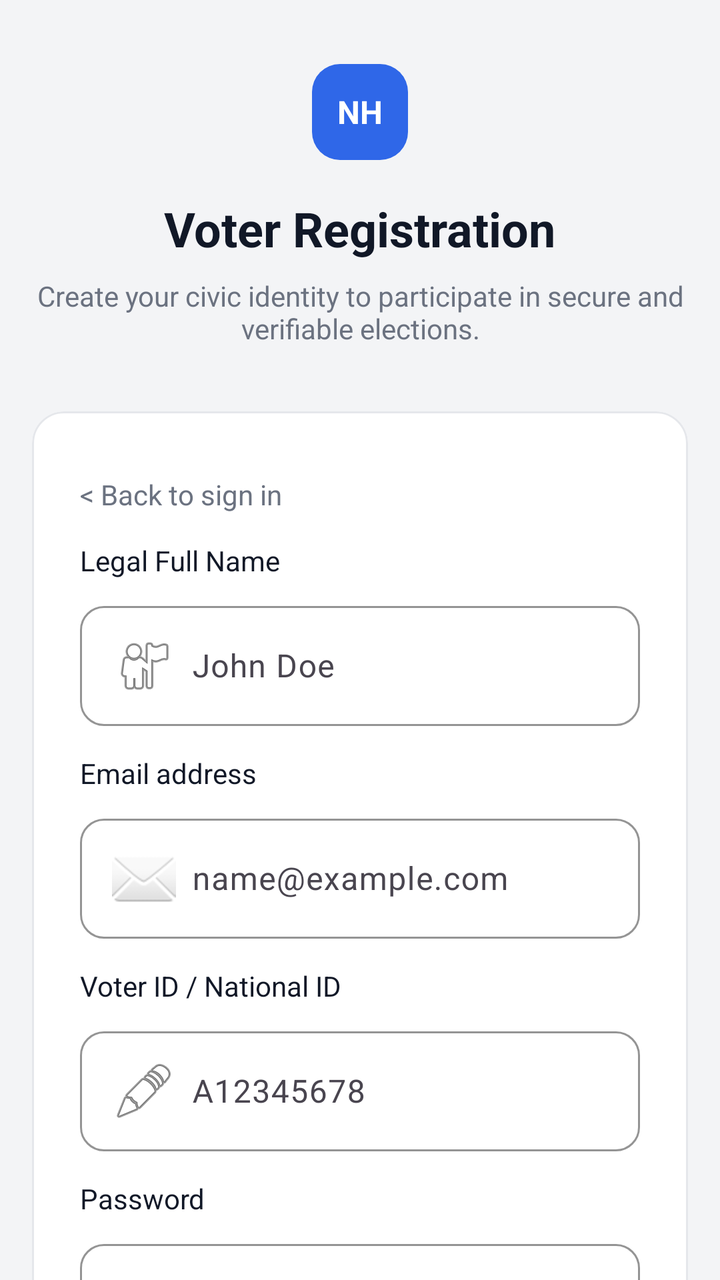
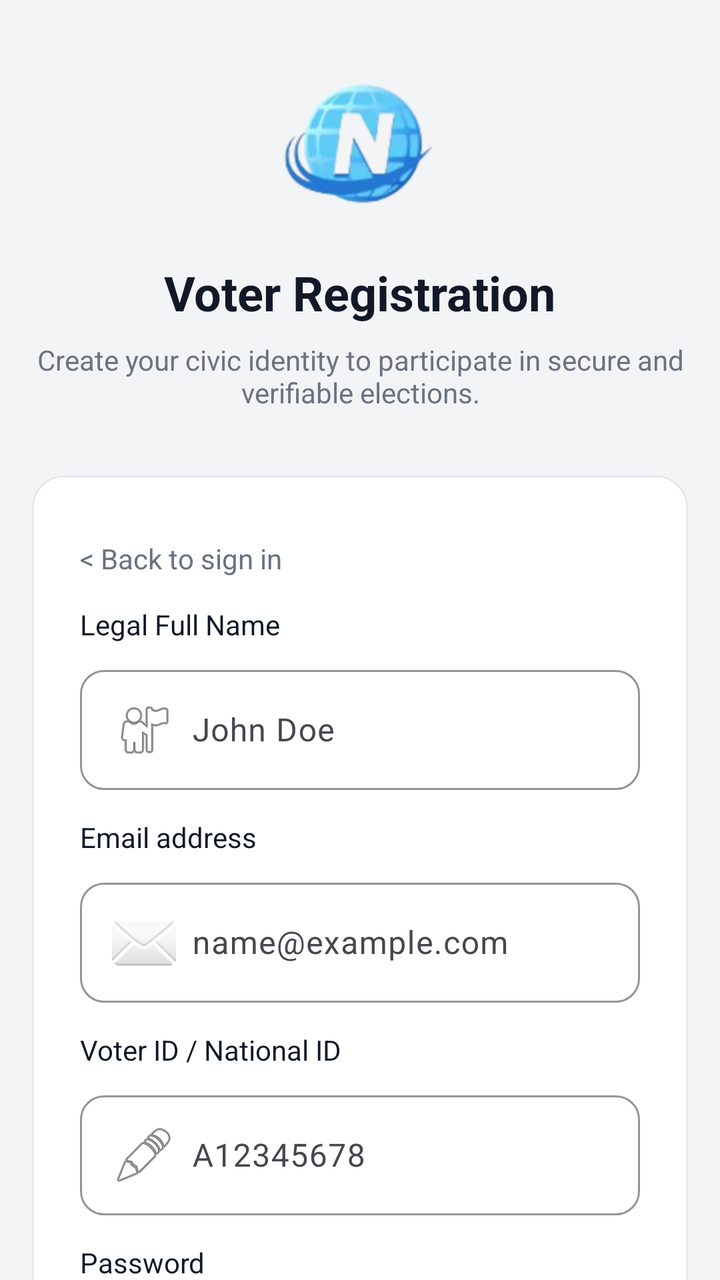

Two renders of the same Android screen: before a commit and after it. Below are the layout's source before the change and the commit's diff.
<!-- AndroidManifest.xml: application theme Theme.NewsHub -->
<!-- res/layout/fragment_register.xml -->
<?xml version="1.0" encoding="utf-8"?>
<androidx.core.widget.NestedScrollView xmlns:android="http://schemas.android.com/apk/res/android"
    xmlns:app="http://schemas.android.com/apk/res-auto"
    xmlns:tools="http://schemas.android.com/tools"
    android:layout_width="match_parent"
    android:layout_height="match_parent"
    android:background="@color/auth_background"
    android:fillViewport="true"
    tools:context=".feature.auth.register.RegisterFragment">

    <LinearLayout
        android:layout_width="match_parent"
        android:layout_height="wrap_content"
        android:gravity="center_horizontal"
        android:orientation="vertical"
        android:paddingStart="16dp"
        android:paddingTop="32dp"
        android:paddingEnd="16dp"
        android:paddingBottom="32dp">

        <TextView
            android:layout_width="48dp"
            android:layout_height="48dp"
            android:background="@drawable/bg_auth_logo"
            android:gravity="center"
            android:text="@string/logo_initials"
            android:textColor="@android:color/white"
            android:textSize="16sp"
            android:textStyle="bold" />

        <TextView
            android:layout_width="wrap_content"
            android:layout_height="wrap_content"
            android:layout_marginTop="18dp"
            android:text="@string/register_title"
            android:textColor="@color/auth_text_primary"
            android:textSize="24sp"
            android:textStyle="bold" />

        <TextView
            android:layout_width="wrap_content"
            android:layout_height="wrap_content"
            android:layout_marginTop="8dp"
            android:gravity="center"
            android:text="@string/register_subtitle"
            android:textAlignment="center"
            android:textColor="@color/auth_text_secondary"
            android:textSize="14sp" />

        <com.google.android.material.card.MaterialCardView
            android:layout_width="match_parent"
            android:layout_height="wrap_content"
            android:layout_marginTop="32dp"
            app:cardBackgroundColor="@color/auth_card_background"
            app:cardCornerRadius="16dp"
            app:strokeColor="@color/auth_card_stroke"
            app:strokeWidth="1dp">

            <LinearLayout
                android:layout_width="match_parent"
                android:layout_height="wrap_content"
                android:orientation="vertical"
                android:paddingStart="24dp"
                android:paddingTop="32dp"
                android:paddingEnd="24dp"
                android:paddingBottom="32dp">

                <TextView
                    android:id="@+id/text_back_signin"
                    android:layout_width="wrap_content"
                    android:layout_height="wrap_content"
                    android:text="@string/back_to_sign_in"
                    android:textColor="@color/auth_text_secondary"
                    android:textSize="14sp" />

                <TextView
                    android:layout_width="wrap_content"
                    android:layout_height="wrap_content"
                    android:layout_marginTop="14dp"
                    android:text="@string/label_full_name"
                    android:textColor="@color/auth_text_primary"
                    android:textSize="14sp" />

                <com.google.android.material.textfield.TextInputLayout
                    style="@style/Widget.Material3.TextInputLayout.OutlinedBox"
                    android:layout_width="match_parent"
                    android:layout_height="wrap_content"
                    android:layout_marginTop="8dp"
                    app:boxBackgroundColor="@android:color/white"
                    app:boxCornerRadiusBottomEnd="12dp"
                    app:boxCornerRadiusBottomStart="12dp"
                    app:boxCornerRadiusTopEnd="12dp"
                    app:boxCornerRadiusTopStart="12dp"
                    app:boxStrokeColor="@color/auth_input_stroke"
                    app:boxStrokeWidth="1dp"
                    app:boxStrokeWidthFocused="2dp">

                    <com.google.android.material.textfield.TextInputEditText
                        android:id="@+id/edit_full_name"
                        android:layout_width="match_parent"
                        android:layout_height="wrap_content"
                        android:drawableStart="@android:drawable/ic_menu_myplaces"
                        android:drawablePadding="8dp"
                        android:hint="@string/hint_full_name"
                        android:inputType="textPersonName"
                        android:maxLines="1"
                        android:paddingTop="14dp"
                        android:paddingBottom="14dp"
                        android:textColor="@color/auth_text_primary"
                        android:textColorHint="@color/auth_text_secondary" />
                </com.google.android.material.textfield.TextInputLayout>

                <TextView
                    android:layout_width="wrap_content"
                    android:layout_height="wrap_content"
                    android:layout_marginTop="14dp"
                    android:text="@string/label_email"
                    android:textColor="@color/auth_text_primary"
                    android:textSize="14sp" />

                <com.google.android.material.textfield.TextInputLayout
                    style="@style/Widget.Material3.TextInputLayout.OutlinedBox"
                    android:layout_width="match_parent"
                    android:layout_height="wrap_content"
                    android:layout_marginTop="8dp"
                    app:boxBackgroundColor="@android:color/white"
                    app:boxCornerRadiusBottomEnd="12dp"
                    app:boxCornerRadiusBottomStart="12dp"
                    app:boxCornerRadiusTopEnd="12dp"
                    app:boxCornerRadiusTopStart="12dp"
                    app:boxStrokeColor="@color/auth_input_stroke"
                    app:boxStrokeWidth="1dp"
                    app:boxStrokeWidthFocused="2dp">

                    <com.google.android.material.textfield.TextInputEditText
                        android:id="@+id/edit_register_email"
                        android:layout_width="match_parent"
                        android:layout_height="wrap_content"
                        android:drawableStart="@android:drawable/ic_dialog_email"
                        android:drawablePadding="8dp"
                        android:hint="@string/hint_email"
                        android:inputType="textEmailAddress"
                        android:maxLines="1"
                        android:paddingTop="14dp"
                        android:paddingBottom="14dp"
                        android:textColor="@color/auth_text_primary"
                        android:textColorHint="@color/auth_text_secondary" />
                </com.google.android.material.textfield.TextInputLayout>

                <TextView
                    android:layout_width="wrap_content"
                    android:layout_height="wrap_content"
                    android:layout_marginTop="14dp"
                    android:text="@string/label_voter_id"
                    android:textColor="@color/auth_text_primary"
                    android:textSize="14sp" />

                <com.google.android.material.textfield.TextInputLayout
                    style="@style/Widget.Material3.TextInputLayout.OutlinedBox"
                    android:layout_width="match_parent"
                    android:layout_height="wrap_content"
                    android:layout_marginTop="8dp"
                    app:boxBackgroundColor="@android:color/white"
                    app:boxCornerRadiusBottomEnd="12dp"
                    app:boxCornerRadiusBottomStart="12dp"
                    app:boxCornerRadiusTopEnd="12dp"
                    app:boxCornerRadiusTopStart="12dp"
                    app:boxStrokeColor="@color/auth_input_stroke"
                    app:boxStrokeWidth="1dp"
                    app:boxStrokeWidthFocused="2dp">

                    <com.google.android.material.textfield.TextInputEditText
                        android:id="@+id/edit_voter_id"
                        android:layout_width="match_parent"
                        android:layout_height="wrap_content"
                        android:drawableStart="@android:drawable/ic_menu_edit"
                        android:drawablePadding="8dp"
                        android:hint="@string/hint_voter_id"
                        android:inputType="text"
                        android:maxLines="1"
                        android:paddingTop="14dp"
                        android:paddingBottom="14dp"
                        android:textColor="@color/auth_text_primary"
                        android:textColorHint="@color/auth_text_secondary" />
                </com.google.android.material.textfield.TextInputLayout>

                <TextView
                    android:layout_width="wrap_content"
                    android:layout_height="wrap_content"
                    android:layout_marginTop="14dp"
                    android:text="@string/label_password"
                    android:textColor="@color/auth_text_primary"
                    android:textSize="14sp" />

                <com.google.android.material.textfield.TextInputLayout
                    style="@style/Widget.Material3.TextInputLayout.OutlinedBox"
                    android:layout_width="match_parent"
                    android:layout_height="wrap_content"
                    android:layout_marginTop="8dp"
                    app:boxBackgroundColor="@android:color/white"
                    app:boxCornerRadiusBottomEnd="12dp"
                    app:boxCornerRadiusBottomStart="12dp"
                    app:boxCornerRadiusTopEnd="12dp"
                    app:boxCornerRadiusTopStart="12dp"
                    app:boxStrokeColor="@color/auth_input_stroke"
                    app:boxStrokeWidth="1dp"
                    app:boxStrokeWidthFocused="2dp"
                    app:endIconMode="password_toggle"
                    app:endIconTint="@color/auth_text_secondary">

                    <com.google.android.material.textfield.TextInputEditText
                        android:id="@+id/edit_register_password"
                        android:layout_width="match_parent"
                        android:layout_height="wrap_content"
                        android:drawableStart="@android:drawable/ic_lock_lock"
                        android:drawablePadding="8dp"
                        android:hint="@string/hint_password"
                        android:inputType="textPassword"
                        android:maxLines="1"
                        android:paddingTop="14dp"
                        android:paddingBottom="14dp"
                        android:textColor="@color/auth_text_primary"
                        android:textColorHint="@color/auth_text_secondary" />
                </com.google.android.material.textfield.TextInputLayout>

                <TextView
                    android:layout_width="wrap_content"
                    android:layout_height="wrap_content"
                    android:layout_marginTop="14dp"
                    android:text="@string/label_confirm_password"
                    android:textColor="@color/auth_text_primary"
                    android:textSize="14sp" />

                <com.google.android.material.textfield.TextInputLayout
                    style="@style/Widget.Material3.TextInputLayout.OutlinedBox"
                    android:layout_width="match_parent"
                    android:layout_height="wrap_content"
                    android:layout_marginTop="8dp"
                    app:boxBackgroundColor="@android:color/white"
                    app:boxCornerRadiusBottomEnd="12dp"
                    app:boxCornerRadiusBottomStart="12dp"
                    app:boxCornerRadiusTopEnd="12dp"
                    app:boxCornerRadiusTopStart="12dp"
                    app:boxStrokeColor="@color/auth_input_stroke"
                    app:boxStrokeWidth="1dp"
                    app:boxStrokeWidthFocused="2dp"
                    app:endIconMode="password_toggle"
                    app:endIconTint="@color/auth_text_secondary">

                    <com.google.android.material.textfield.TextInputEditText
                        android:id="@+id/edit_confirm_password"
                        android:layout_width="match_parent"
                        android:layout_height="wrap_content"
                        android:drawableStart="@android:drawable/ic_lock_lock"
                        android:drawablePadding="8dp"
                        android:hint="@string/hint_password"
                        android:inputType="textPassword"
                        android:maxLines="1"
                        android:paddingTop="14dp"
                        android:paddingBottom="14dp"
                        android:textColor="@color/auth_text_primary"
                        android:textColorHint="@color/auth_text_secondary" />
                </com.google.android.material.textfield.TextInputLayout>

                <LinearLayout
                    android:layout_width="match_parent"
                    android:layout_height="wrap_content"
                    android:layout_marginTop="16dp"
                    android:gravity="top"
                    android:orientation="horizontal">

                    <CheckBox
                        android:id="@+id/checkbox_attestation"
                        android:layout_width="wrap_content"
                        android:layout_height="wrap_content"
                        android:layout_marginTop="2dp"
                        android:padding="0dp" />

                    <LinearLayout
                        android:layout_width="0dp"
                        android:layout_height="wrap_content"
                        android:layout_marginStart="8dp"
                        android:layout_weight="1"
                        android:orientation="vertical">

                        <TextView
                            android:layout_width="wrap_content"
                            android:layout_height="wrap_content"
                            android:text="@string/attestation_label"
                            android:textColor="@color/auth_text_primary"
                            android:textSize="14sp"
                            android:textStyle="bold" />

                        <TextView
                            android:layout_width="wrap_content"
                            android:layout_height="wrap_content"
                            android:layout_marginTop="2dp"
                            android:text="@string/attestation_text"
                            android:textColor="@color/auth_text_secondary"
                            android:textSize="13sp" />
                    </LinearLayout>
                </LinearLayout>

                <com.google.android.material.button.MaterialButton
                    android:id="@+id/button_create_account"
                    android:layout_width="match_parent"
                    android:layout_height="wrap_content"
                    android:layout_marginTop="20dp"
                    android:insetTop="0dp"
                    android:insetBottom="0dp"
                    android:minHeight="52dp"
                    android:text="@string/create_voter_account"
                    android:textAllCaps="false"
                    android:textColor="@android:color/white"
                    android:textSize="14sp"
                    android:textStyle="bold"
                    app:backgroundTint="@color/auth_primary"
                    app:cornerRadius="12dp" />

                <ProgressBar
                    android:id="@+id/progress_register"
                    style="?android:attr/progressBarStyleSmall"
                    android:layout_width="wrap_content"
                    android:layout_height="wrap_content"
                    android:layout_gravity="center"
                    android:layout_marginTop="12dp"
                    android:visibility="gone" />
            </LinearLayout>
        </com.google.android.material.card.MaterialCardView>
    </LinearLayout>
</androidx.core.widget.NestedScrollView>
<!-- resources referenced by this layout -->
<resources>
  <color name="auth_background">#F3F4F6</color>
  <color name="auth_card_background">#FFFFFFFF</color>
  <color name="auth_card_stroke">#E5E7EB</color>
  <color name="auth_input_stroke">#D1D5DB</color>
  <color name="auth_primary">#2F67E8</color>
  <color name="auth_text_primary">#111827</color>
  <color name="auth_text_secondary">#6B7280</color>
  <!-- drawable bg_auth_logo (drawable) -->
  <?xml version="1.0" encoding="utf-8"?>
  <shape xmlns:android="http://schemas.android.com/apk/res/android" android:shape="rectangle">
      <solid android:color="@color/auth_primary" />
      <corners android:radius="14dp" />
  </shape>
  <string name="attestation_label">Eligibility Attestation</string>
  <string name="attestation_text">I swear or affirm under penalty of perjury that I am eligible to vote and the information provided is true.</string>
  <string name="back_to_sign_in">&lt; Back to sign in</string>
  <string name="create_voter_account">Create Voter Account</string>
  <string name="hint_email">name@example.com</string>
  <string name="hint_full_name">John Doe</string>
  <string name="hint_password">********</string>
  <string name="hint_voter_id">A12345678</string>
  <string name="label_confirm_password">Confirm Password</string>
  <string name="label_email">Email address</string>
  <string name="label_full_name">Legal Full Name</string>
  <string name="label_password">Password</string>
  <string name="label_voter_id">Voter ID / National ID</string>
  <string name="logo_initials">NH</string>
  <string name="register_subtitle">Create your civic identity to participate in secure and verifiable elections.</string>
  <string name="register_title">Voter Registration</string>
  <style name="Theme.NewsHub" parent="Base.Theme.NewsHub" />
  <style name="Base.Theme.NewsHub" parent="Theme.Material3.DayNight.NoActionBar">
          <item name="colorPrimary">@color/auth_primary</item>
          <item name="colorOnPrimary">@android:color/white</item>
          <item name="android:statusBarColor">@color/auth_background</item>
          <item name="android:navigationBarColor">@color/auth_background</item>
      </style>
</resources>

<!-- the commit's change to res/layout/fragment_register.xml (unified diff, before → after) -->
@@ -18,15 +18,13 @@
         android:paddingEnd="16dp"
         android:paddingBottom="32dp">
 
-        <TextView
-            android:layout_width="48dp"
-            android:layout_height="48dp"
-            android:background="@drawable/bg_auth_logo"
-            android:gravity="center"
-            android:text="@string/logo_initials"
-            android:textColor="@android:color/white"
-            android:textSize="16sp"
-            android:textStyle="bold" />
+        <ImageView
+            android:id="@+id/image_logo"
+            android:layout_width="80dp"
+            android:layout_height="80dp"
+            android:contentDescription="@string/home_brand"
+            android:scaleType="fitCenter"
+            android:src="@drawable/ic_newshub_logo" />
 
         <TextView
             android:layout_width="wrap_content"
<!-- resource entries referenced after the edit -->
@@ -7,12 +7,7 @@
   <color name="auth_primary">#2F67E8</color>
   <color name="auth_text_primary">#111827</color>
   <color name="auth_text_secondary">#6B7280</color>
-  <!-- drawable bg_auth_logo (drawable) -->
-  <?xml version="1.0" encoding="utf-8"?>
-  <shape xmlns:android="http://schemas.android.com/apk/res/android" android:shape="rectangle">
-      <solid android:color="@color/auth_primary" />
-      <corners android:radius="14dp" />
-  </shape>
+  <!-- drawable ic_newshub_logo: png bitmap (drawable, 49788 bytes) -->
   <string name="attestation_label">Eligibility Attestation</string>
   <string name="attestation_text">I swear or affirm under penalty of perjury that I am eligible to vote and the information provided is true.</string>
   <string name="back_to_sign_in">&lt; Back to sign in</string>
@@ -21,12 +16,12 @@
   <string name="hint_full_name">John Doe</string>
   <string name="hint_password">********</string>
   <string name="hint_voter_id">A12345678</string>
+  <string name="home_brand">NewsHub</string>
   <string name="label_confirm_password">Confirm Password</string>
   <string name="label_email">Email address</string>
   <string name="label_full_name">Legal Full Name</string>
   <string name="label_password">Password</string>
   <string name="label_voter_id">Voter ID / National ID</string>
-  <string name="logo_initials">NH</string>
   <string name="register_subtitle">Create your civic identity to participate in secure and verifiable elections.</string>
   <string name="register_title">Voter Registration</string>
   <style name="Theme.NewsHub" parent="Base.Theme.NewsHub" />
